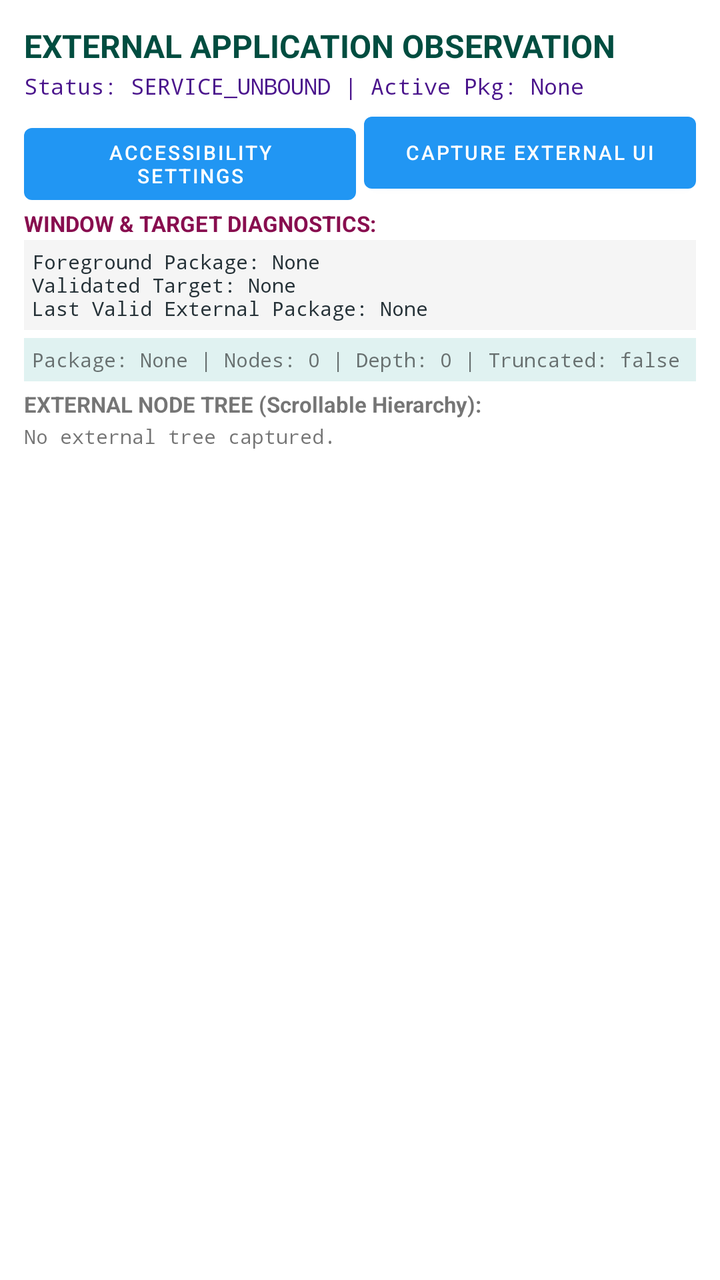
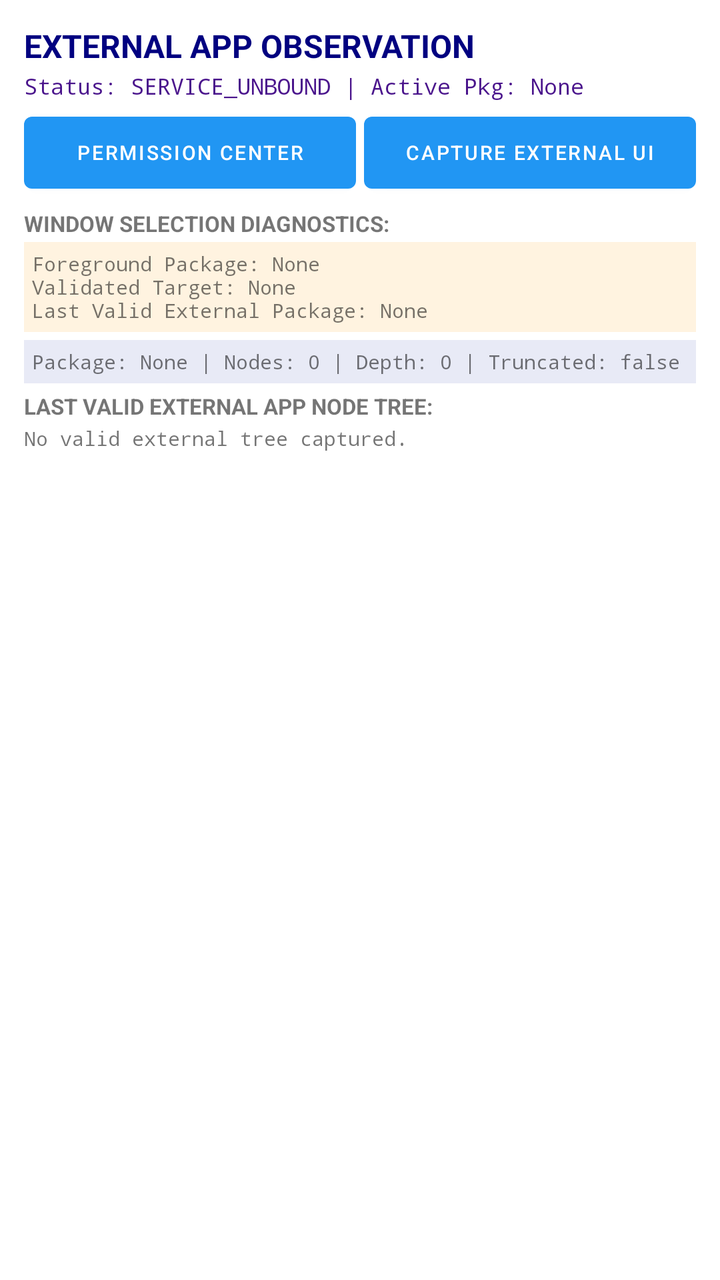

Two renders of the same Android screen: before a commit and after it. Below are the layout's source before the change and the commit's diff.
<!-- AndroidManifest.xml: application theme Theme.LocalAgent -->
<!-- res/layout/activity_external_observation.xml -->
<?xml version="1.0" encoding="utf-8"?>
<LinearLayout xmlns:android="http://schemas.android.com/apk/res/android"
    android:layout_width="match_parent"
    android:layout_height="match_parent"
    android:orientation="vertical"
    android:padding="12dp">

    <TextView
        android:id="@+id/tvTitle"
        android:layout_width="match_parent"
        android:layout_height="wrap_content"
        android:text="EXTERNAL APPLICATION OBSERVATION"
        android:textSize="16sp"
        android:textStyle="bold"
        android:textColor="#004D40" />

    <TextView
        android:id="@+id/tvAccessibilityStatus"
        android:layout_width="match_parent"
        android:layout_height="wrap_content"
        android:layout_marginTop="2dp"
        android:text="Status: SERVICE_UNBOUND | Active Pkg: None"
        android:textSize="11sp"
        android:fontFamily="monospace"
        android:textColor="#4A148C" />

    <LinearLayout
        android:layout_width="match_parent"
        android:layout_height="wrap_content"
        android:layout_marginTop="2dp"
        android:orientation="horizontal">

        <Button
            android:id="@+id/btnOpenAccessibilitySettings"
            android:layout_width="0dp"
            android:layout_height="wrap_content"
            android:layout_weight="1"
            android:text="Accessibility Settings"
            android:textSize="10sp" />

        <Button
            android:id="@+id/btnCaptureExternalUi"
            android:layout_width="0dp"
            android:layout_height="wrap_content"
            android:layout_weight="1"
            android:layout_marginStart="4dp"
            android:text="Capture External UI"
            android:textSize="10sp" />
    </LinearLayout>

    <TextView
        android:id="@+id/tvDiagnosticsHeader"
        android:layout_width="match_parent"
        android:layout_height="wrap_content"
        android:layout_marginTop="4dp"
        android:text="WINDOW &amp; TARGET DIAGNOSTICS:"
        android:textSize="11sp"
        android:textStyle="bold"
        android:textColor="#880E4F" />

    <TextView
        android:id="@+id/tvDiagnosticsContent"
        android:layout_width="match_parent"
        android:layout_height="wrap_content"
        android:layout_marginTop="1dp"
        android:text="Foreground Package: None\nValidated Target: None\nLast Valid External Package: None"
        android:textSize="10sp"
        android:fontFamily="monospace"
        android:textColor="#263238"
        android:background="#F5F5F5"
        android:padding="4dp" />

    <TextView
        android:id="@+id/tvExternalSnapshotMeta"
        android:layout_width="match_parent"
        android:layout_height="wrap_content"
        android:layout_marginTop="4dp"
        android:text="Package: None | Nodes: 0 | Depth: 0 | Truncated: false"
        android:textSize="10sp"
        android:fontFamily="monospace"
        android:background="#E0F2F1"
        android:padding="4dp" />

    <TextView
        android:id="@+id/tvExternalTreeHeader"
        android:layout_width="match_parent"
        android:layout_height="wrap_content"
        android:layout_marginTop="4dp"
        android:text="EXTERNAL NODE TREE (Scrollable Hierarchy):"
        android:textSize="11sp"
        android:textStyle="bold" />

    
    <ScrollView
        android:layout_width="match_parent"
        android:layout_height="0dp"
        android:layout_weight="1"
        android:layout_marginTop="2dp"
        android:fillViewport="true">

        <HorizontalScrollView
            android:layout_width="match_parent"
            android:layout_height="wrap_content">

            <TextView
                android:id="@+id/tvExternalNodeTree"
                android:layout_width="wrap_content"
                android:layout_height="wrap_content"
                android:text="No external tree captured."
                android:textSize="10sp"
                android:fontFamily="monospace" />
        </HorizontalScrollView>
    </ScrollView>

</LinearLayout>
<!-- resources referenced by this layout -->
<resources>
  <style name="Theme.LocalAgent" parent="Theme.MaterialComponents.DayNight.DarkActionBar">
          <item name="colorPrimary">#2196F3</item>
          <item name="colorPrimaryVariant">#1976D2</item>
          <item name="colorOnPrimary">#FFFFFF</item>
          <item name="colorSecondary">#03DAC6</item>
          <item name="colorSecondaryVariant">#018786</item>
          <item name="colorOnSecondary">#000000</item>
      </style>
</resources>

<!-- the commit's change to res/layout/activity_external_observation.xml (unified diff, before → after) -->
@@ -9,10 +9,10 @@
         android:id="@+id/tvTitle"
         android:layout_width="match_parent"
         android:layout_height="wrap_content"
-        android:text="EXTERNAL APPLICATION OBSERVATION"
+        android:text="EXTERNAL APP OBSERVATION"
         android:textSize="16sp"
         android:textStyle="bold"
-        android:textColor="#004D40" />
+        android:textColor="#000080" />
 
     <TextView
         android:id="@+id/tvAccessibilityStatus"
@@ -31,11 +31,11 @@
         android:orientation="horizontal">
 
         <Button
-            android:id="@+id/btnOpenAccessibilitySettings"
+            android:id="@+id/btnOpenPermissionCenter"
             android:layout_width="0dp"
             android:layout_height="wrap_content"
             android:layout_weight="1"
-            android:text="Accessibility Settings"
+            android:text="Permission Center"
             android:textSize="10sp" />
 
         <Button
@@ -53,21 +53,19 @@
         android:layout_width="match_parent"
         android:layout_height="wrap_content"
         android:layout_marginTop="4dp"
-        android:text="WINDOW &amp; TARGET DIAGNOSTICS:"
+        android:text="WINDOW SELECTION DIAGNOSTICS:"
         android:textSize="11sp"
-        android:textStyle="bold"
-        android:textColor="#880E4F" />
+        android:textStyle="bold" />
 
     <TextView
         android:id="@+id/tvDiagnosticsContent"
         android:layout_width="match_parent"
         android:layout_height="wrap_content"
-        android:layout_marginTop="1dp"
+        android:layout_marginTop="2dp"
         android:text="Foreground Package: None\nValidated Target: None\nLast Valid External Package: None"
         android:textSize="10sp"
         android:fontFamily="monospace"
-        android:textColor="#263238"
-        android:background="#F5F5F5"
+        android:background="#FFF3E0"
         android:padding="4dp" />
 
     <TextView
@@ -78,7 +76,7 @@
         android:text="Package: None | Nodes: 0 | Depth: 0 | Truncated: false"
         android:textSize="10sp"
         android:fontFamily="monospace"
-        android:background="#E0F2F1"
+        android:background="#E8EAF6"
         android:padding="4dp" />
 
     <TextView
@@ -86,11 +84,10 @@
         android:layout_width="match_parent"
         android:layout_height="wrap_content"
         android:layout_marginTop="4dp"
-        android:text="EXTERNAL NODE TREE (Scrollable Hierarchy):"
+        android:text="LAST VALID EXTERNAL APP NODE TREE:"
         android:textSize="11sp"
         android:textStyle="bold" />
 
-    
     <ScrollView
         android:layout_width="match_parent"
         android:layout_height="0dp"
@@ -106,7 +103,7 @@
                 android:id="@+id/tvExternalNodeTree"
                 android:layout_width="wrap_content"
                 android:layout_height="wrap_content"
-                android:text="No external tree captured."
+                android:text="No valid external tree captured."
                 android:textSize="10sp"
                 android:fontFamily="monospace" />
         </HorizontalScrollView>
